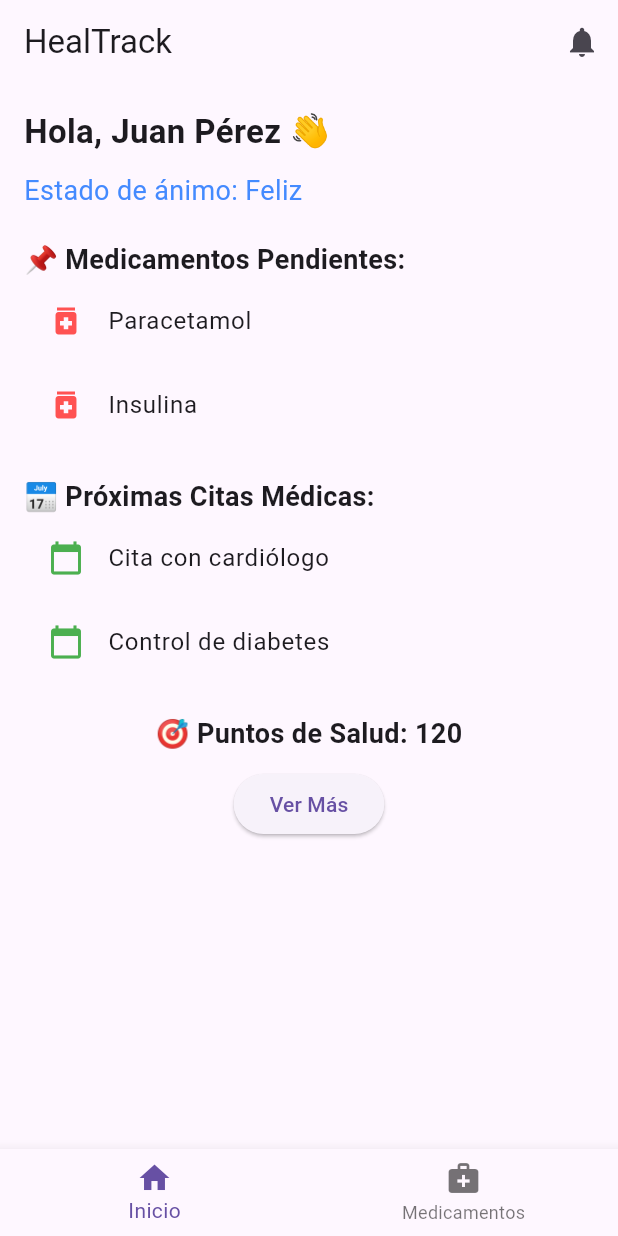
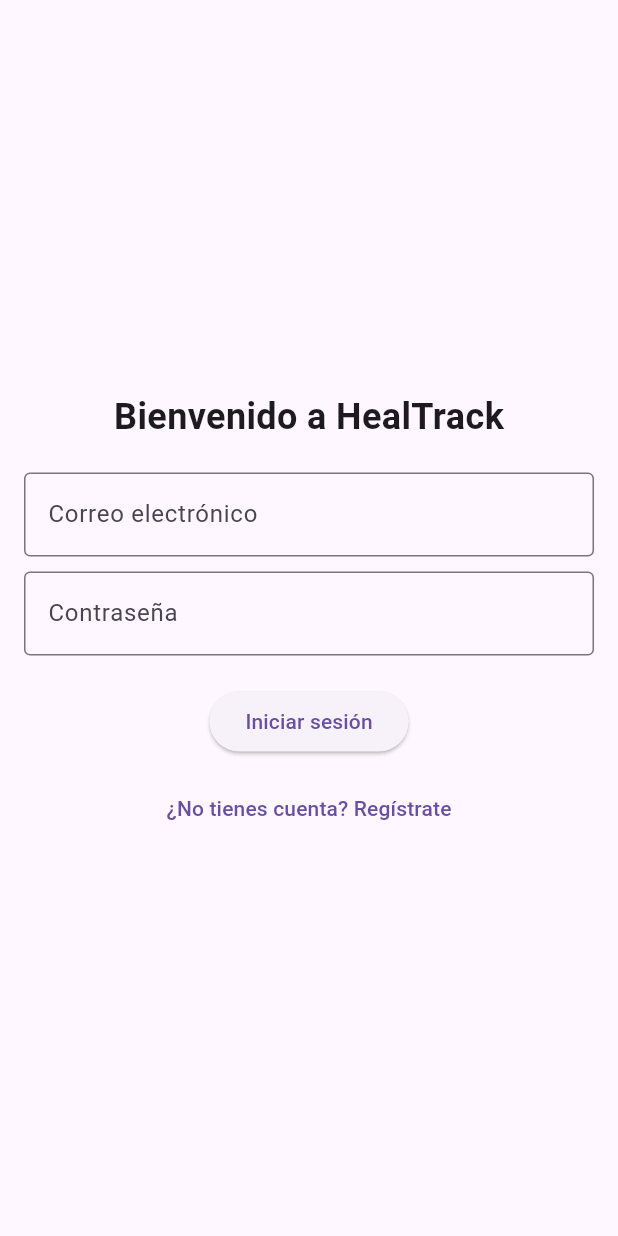
Before and after one commit to tjqqaa/ITAPP, a Flutter app: the screen it shows after launch, on a phone screen of 412 x 824 dp. Run offline on Flutter 3.47's test engine with Material 3 defaults, Android fonts, the phone set to English and light mode, and no system bars.

Commit message:
homescreen updated

```diff
--- a/lib/main.dart
+++ b/lib/main.dart
@@ -1,5 +1,5 @@
 import 'package:flutter/material.dart';
-import 'package:project/views/home_screen.dart'; // Importar la pantalla HomeScreen
+import 'package:project/views/authenthication/login_screen.dart';
 
 void main() {
   runApp(MyApp());
@@ -11,50 +11,10 @@ class MyApp extends StatelessWidget {
     return MaterialApp(
       debugShowCheckedModeBanner: false,
       title: 'HealTrack',
-      theme: ThemeData(primarySwatch: Colors.blue),
-      home: MainScreen(),
+      theme: ThemeData.light(),
+      darkTheme: ThemeData.dark(),
+      themeMode: ThemeMode.system,
+      home: LoginScreen(), // 🔹 Inicia con la pantalla de Login
     );
   }
 }
-
-class MainScreen extends StatefulWidget {
-  @override
-  _MainScreenState createState() => _MainScreenState();
-}
-
-class _MainScreenState extends State<MainScreen> {
-  int _selectedIndex = 0;
-
-  final List<Widget> _screens = [
-    HomeScreen(), // Pantalla de inicio que ya tienes configurada
-    // Aquí agregamos un DummyScreen hasta que agregues otras pantallas
-    Scaffold(body: Center(child: Text('Pantalla de Medicamentos Placeholder'))),
-  ];
-
-  void _onItemTapped(int index) {
-    setState(() {
-      _selectedIndex = index;
-    });
-  }
-
-  @override
-  Widget build(BuildContext context) {
-    return Scaffold(
-      body: _screens[_selectedIndex],
-      bottomNavigationBar: BottomNavigationBar(
-        currentIndex: _selectedIndex,
-        onTap: _onItemTapped,
-        items: [
-          BottomNavigationBarItem(
-            icon: Icon(Icons.home),
-            label: 'Inicio',
-          ),
-          BottomNavigationBarItem(
-            icon: Icon(Icons.medical_services),
-            label: 'Medicamentos',
-          ),
-        ],
-      ),
-    );
-  }
-}
--- a/lib/views/authenthication/login_screen.dart
+++ b/lib/views/authenthication/login_screen.dart
@@ -0,0 +1,72 @@
+import 'package:flutter/material.dart';
+import 'package:project/views/home_screen.dart';
+import 'package:project/views/authenthication/signup_screen.dart';
+
+class LoginScreen extends StatefulWidget {
+  @override
+  _LoginScreenState createState() => _LoginScreenState();
+}
+
+class _LoginScreenState extends State<LoginScreen> {
+  final TextEditingController _emailController = TextEditingController();
+  final TextEditingController _passwordController = TextEditingController();
+
+  void _login() {
+    // 🔹 Aquí iría la lógica de autenticación con backend
+    if (_emailController.text == "test@email.com" && _passwordController.text == "123456") {
+      Navigator.pushReplacement(
+        context,
+        MaterialPageRoute(builder: (context) => HomeScreen()), // Navega a la pantalla principal
+      );
+    } else {
+      ScaffoldMessenger.of(context).showSnackBar(
+        SnackBar(content: Text('Credenciales incorrectas')),
+      );
+    }
+  }
+
+  void _navigateToSignUp() {
+    Navigator.push(
+      context,
+      MaterialPageRoute(builder: (context) => SignUpScreen()), // Navega a la pantalla de registro
+    );
+  }
+
+  @override
+  Widget build(BuildContext context) {
+    return Scaffold(
+      body: Padding(
+        padding: const EdgeInsets.all(16.0),
+        child: Center(
+          child: Column(
+            mainAxisAlignment: MainAxisAlignment.center,
+            children: [
+              Text("Bienvenido a HealTrack", style: TextStyle(fontSize: 24, fontWeight: FontWeight.bold)),
+              SizedBox(height: 20),
+              TextField(
+                controller: _emailController,
+                decoration: InputDecoration(labelText: "Correo electrónico", border: OutlineInputBorder()),
+              ),
+              SizedBox(height: 10),
+              TextField(
+                controller: _passwordController,
+                decoration: InputDecoration(labelText: "Contraseña", border: OutlineInputBorder()),
+                obscureText: true,
+              ),
+              SizedBox(height: 20),
+              ElevatedButton(
+                onPressed: _login,
+                child: Text("Iniciar sesión"),
+              ),
+              SizedBox(height: 10),
+              TextButton(
+                onPressed: _navigateToSignUp,
+                child: Text("¿No tienes cuenta? Regístrate"),
+              ),
+            ],
+          ),
+        ),
+      ),
+    );
+  }
+}
--- a/lib/views/home_screen.dart
+++ b/lib/views/home_screen.dart
@@ -1,88 +1,88 @@
 import 'package:flutter/material.dart';
-import 'package:project/models/user.dart';
+import 'package:project/others/theme.dart'; // Importa el tema
 
-class HomeScreen extends StatelessWidget {
-  final User user = User(
-    id: "12345",
-    name: "Juan Pérez",
-    email: "juan.perez@example.com",
-    dateOfBirth: DateTime(1990, 5, 15),
-    medications: ["Paracetamol", "Insulina"],
-    appointments: ["Cita con cardiólogo", "Control de diabetes"],
-    mood: "Feliz",
-    healthPoints: 120,
-  );
+class HomeScreen extends StatefulWidget {
+  @override
+  _HomeScreenState createState() => _HomeScreenState();
+}
+
+class _HomeScreenState extends State<HomeScreen> {
+  int _selectedIndex = 0;
+
+  void _onItemTapped(int index) {
+    setState(() {
+      _selectedIndex = index;
+    });
+  }
 
   @override
   Widget build(BuildContext context) {
     return Scaffold(
-      appBar: AppBar(
-        title: Text("HealTrack"),
-        actions: [
-          IconButton(
-            icon: Icon(Icons.notifications),
-            onPressed: () {
-              // Navigate to notifications page (to be implemented)
-            },
-          ),
-        ],
-      ),
+      backgroundColor: Theme.of(context).scaffoldBackgroundColor,
       body: Padding(
         padding: const EdgeInsets.all(16.0),
         child: Column(
-          crossAxisAlignment: CrossAxisAlignment.start,
+          mainAxisAlignment: MainAxisAlignment.center,
           children: [
-            Text(
-              "Hola, ${user.name} 👋",
-              style: TextStyle(fontSize: 22, fontWeight: FontWeight.bold),
-            ),
-            SizedBox(height: 10),
-            Text(
-              "Estado de ánimo: ${user.mood}",
-              style: TextStyle(fontSize: 18, color: Colors.blueAccent),
+            Row(
+              mainAxisAlignment: MainAxisAlignment.spaceEvenly,
+              children: [
+                _buildCustomButton(icon: Icons.local_hospital, label: 'Hospital', onTap: () {}),
+                _buildCustomButton(icon: Icons.medical_services, label: 'Medicinas', onTap: () {}),
+              ],
             ),
             SizedBox(height: 20),
-
-            // Medication Section
-            Text(
-              "📌 Medicamentos Pendientes:",
-              style: TextStyle(fontSize: 18, fontWeight: FontWeight.bold),
-            ),
-            ...user.medications.map((med) => ListTile(
-              leading: Icon(Icons.medication, color: Colors.redAccent),
-              title: Text(med),
-            )),
-            SizedBox(height: 20),
-
-            // Appointments Section
-            Text(
-              "📅 Próximas Citas Médicas:",
-              style: TextStyle(fontSize: 18, fontWeight: FontWeight.bold),
-            ),
-            ...user.appointments.map((appt) => ListTile(
-              leading: Icon(Icons.calendar_today, color: Colors.green),
-              title: Text(appt),
-            )),
-            SizedBox(height: 20),
-
-            // Health Points
-            Center(
-              child: Column(
-                children: [
-                  Text("🎯 Puntos de Salud: ${user.healthPoints}",
-                      style:
-                      TextStyle(fontSize: 18, fontWeight: FontWeight.bold)),
-                  SizedBox(height: 10),
-                  ElevatedButton(
-                    onPressed: () {
-                      // Navigate to health tracking page (to be implemented)
-                    },
-                    child: Text("Ver Más"),
-                  ),
-                ],
-              ),
+            Row(
+              mainAxisAlignment: MainAxisAlignment.spaceEvenly,
+              children: [
+                _buildCustomButton(icon: Icons.people, label: 'Doctores', onTap: () {}),
+                _buildCustomButton(icon: Icons.event, label: 'Citas', onTap: () {}),
+              ],
             ),
           ],
+        ),
+      ),
+      bottomNavigationBar: BottomNavigationBar(
+        backgroundColor: Theme.of(context).primaryColor, // Color azul sanitario
+        selectedItemColor: Colors.white,
+        unselectedItemColor: Colors.white70,
+        currentIndex: _selectedIndex,
+        onTap: _onItemTapped,
+        items: [
+          BottomNavigationBarItem(icon: Icon(Icons.home), label: 'Home'),
+          BottomNavigationBarItem(icon: Icon(Icons.medical_services), label: 'Medicinas'),
+          BottomNavigationBarItem(icon: Icon(Icons.person), label: 'Perfil'),
+        ],
+      ),
+    );
+  }
+
+  Widget _buildCustomButton({
+    required IconData icon,
+    required String label,
+    required VoidCallback onTap,
+  }) {
+    return Expanded(
+      child: Padding(
+        padding: const EdgeInsets.all(8.0),
+        child: ElevatedButton(
+          onPressed: onTap,
+          style: ElevatedButton.styleFrom(
+            backgroundColor: Theme.of(context).primaryColor,
+            foregroundColor: Colors.white,
+            shape: RoundedRectangleBorder(
+              borderRadius: BorderRadius.circular(12),
+            ),
+            padding: EdgeInsets.symmetric(vertical: 30),
+          ),
+          child: Column(
+            mainAxisSize: MainAxisSize.min,
+            children: [
+              Icon(icon, size: 50),
+              SizedBox(height: 8),
+              Text(label, style: TextStyle(fontSize: 18)),
+            ],
+          ),
         ),
       ),
     );
```
Also changed, not shown: lib/others/theme.dart (+151 -0 lines), lib/views/authenthication/signup_screen.dart (+53 -0 lines).
